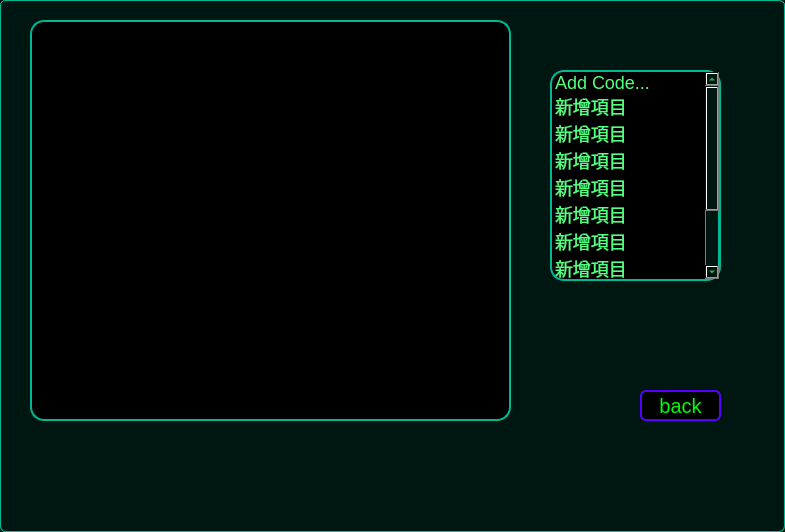
dwvwdv/CodeToolbox, file mainwindow.ui: the form before one commit.
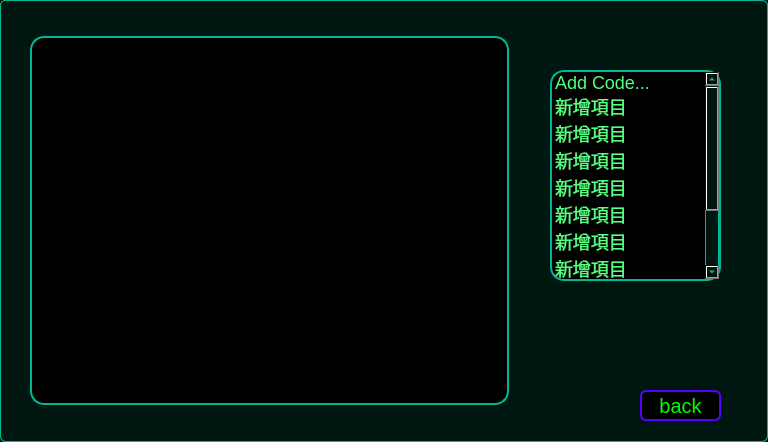
The form after the commit.

The edit to the form file:
```diff
--- a/mainwindow.ui
+++ b/mainwindow.ui
@@ -6,8 +6,8 @@
    <rect>
     <x>0</x>
     <y>0</y>
-    <width>785</width>
-    <height>532</height>
+    <width>768</width>
+    <height>442</height>
    </rect>
   </property>
   <property name="windowTitle">
@@ -114,26 +114,46 @@
      </property>
     </item>
    </widget>
-   <widget class="QTextEdit" name="CodeView">
+   <widget class="QStackedWidget" name="stackedWidget">
     <property name="geometry">
      <rect>
-      <x>30</x>
-      <y>20</y>
-      <width>481</width>
-      <height>401</height>
+      <x>19</x>
+      <y>25</y>
+      <width>501</width>
+      <height>391</height>
      </rect>
     </property>
     <property name="styleSheet">
-     <string notr="true">color:rgb(85, 255, 127);
+     <string notr="true">background-color:rgb(0, 22, 16);
+color:rgb(85, 255, 127);
+border-radius: 6px;
+font: &quot;Arial&quot;;
+font-size: 18px;
+border:0px solid #00b894;</string>
+    </property>
+    <property name="currentIndex">
+     <number>0</number>
+    </property>
+    <widget class="QWidget" name="page">
+     <layout class="QHBoxLayout" name="horizontalLayout">
+      <item>
+       <widget class="QTextEdit" name="CodeView">
+        <property name="styleSheet">
+         <string notr="true">color:rgb(85, 255, 127);
 border-radius: 14px;
 font: &quot;Arial&quot;;
 font-size: 22px;
 border: 2px solid #00b894;
 background-color: #000000;</string>
-    </property>
-    <property name="readOnly">
-     <bool>true</bool>
-    </property>
+        </property>
+        <property name="readOnly">
+         <bool>true</bool>
+        </property>
+       </widget>
+      </item>
+     </layout>
+    </widget>
+    <widget class="QWidget" name="page_2"/>
    </widget>
   </widget>
  </widget>
```
